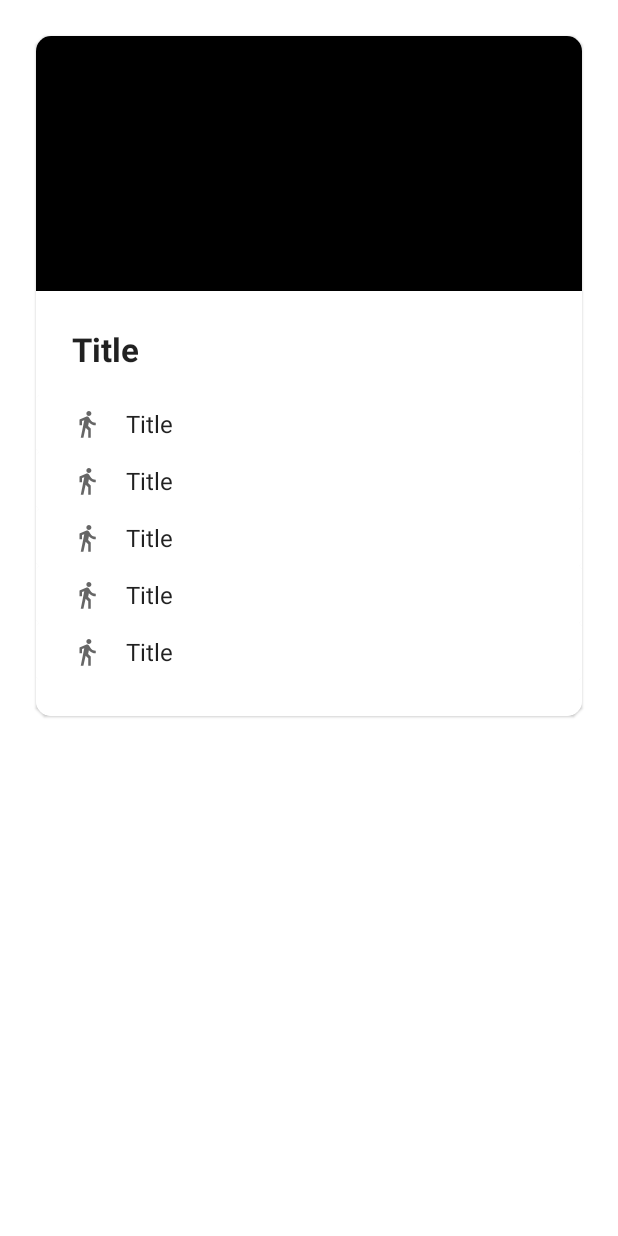
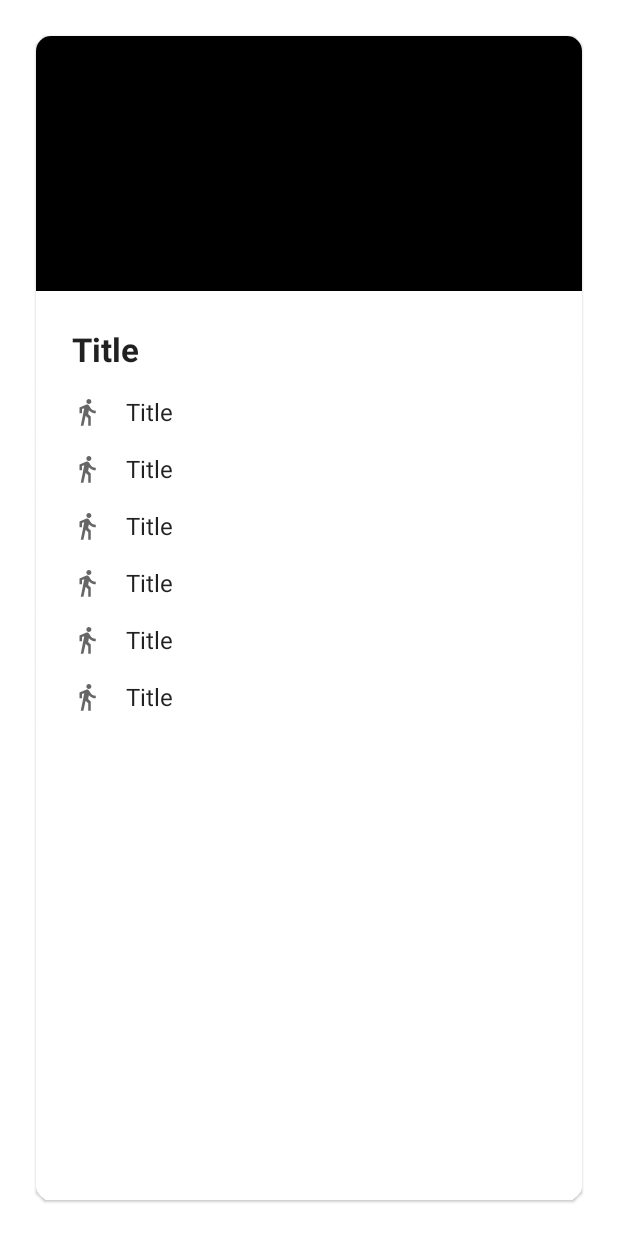
Before and after one commit to jhonatansabadi/android-dialog, an Android app: the layout multi_item_dialog.xml on its own in the app's theme, with its tools: preview values and no code run, on a phone screen of 412 x 824 dp. Run offline under Robolectric (Android 15) with nearby library versions, the phone set to English and light mode, and no system bars.

Commit message:
Fix multi items dialog bottom

```diff
--- a/android-dialog/src/main/res/layout/multi_item_dialog.xml
+++ b/android-dialog/src/main/res/layout/multi_item_dialog.xml
@@ -4,12 +4,12 @@
     xmlns:app="http://schemas.android.com/apk/res-auto"
     xmlns:tools="http://schemas.android.com/tools"
     android:layout_width="match_parent"
-    android:layout_height="wrap_content"
+    android:layout_height="match_parent"
     android:background="@android:color/transparent">
 
     <com.google.android.material.card.MaterialCardView
         android:layout_width="match_parent"
-        android:layout_height="wrap_content"
+        android:layout_height="match_parent"
         android:layout_gravity="center_horizontal"
         android:layout_margin="@dimen/dimen_margin_medium"
         app:cardBackgroundColor="?android:attr/colorBackground"
@@ -23,8 +23,7 @@
             android:id="@+id/constraint_multi_choice"
             android:layout_width="match_parent"
             android:layout_height="match_parent"
-            android:background="?android:attr/colorBackground"
-            android:orientation="vertical">
+            android:background="?android:attr/colorBackground">
 
 
             <ImageView
@@ -43,7 +42,6 @@
                 android:id="@+id/nestedScrollView3"
                 android:layout_width="match_parent"
                 android:layout_height="wrap_content"
-                android:layout_marginTop="@dimen/dimen_margin_min"
                 android:background="?android:attr/colorBackground"
                 app:layout_constraintEnd_toEndOf="parent"
                 app:layout_constraintStart_toStartOf="parent"
@@ -52,11 +50,16 @@
                 <androidx.recyclerview.widget.RecyclerView
                     android:id="@+id/recyclerViewDialog"
                     android:layout_width="match_parent"
-                    android:layout_height="match_parent"
+                    android:layout_height="wrap_content"
                     android:overScrollMode="never"
                     android:paddingTop="@dimen/dimen_margin_min"
+                    android:paddingBottom="300dp"
                     app:layoutManager="androidx.recyclerview.widget.LinearLayoutManager"
-                    tools:itemCount="5"
+                    app:layout_constraintBottom_toBottomOf="parent"
+                    app:layout_constraintEnd_toEndOf="parent"
+                    app:layout_constraintStart_toStartOf="parent"
+                    app:layout_constraintTop_toBottomOf="@+id/titleDialog"
+                    tools:itemCount="40"
                     tools:listitem="@layout/recycler_multi_item" />
             </androidx.core.widget.NestedScrollView>
 
@@ -93,9 +96,10 @@
                 layout="@layout/base_dialog_actions"
                 android:layout_width="0dp"
                 android:layout_height="wrap_content"
+                android:visibility="gone"
                 app:layout_constraintEnd_toEndOf="parent"
                 app:layout_constraintStart_toStartOf="parent"
-                app:layout_constraintTop_toBottomOf="@+id/nestedScrollView3" />
+                tools:visibility="gone" />
 
         </androidx.constraintlayout.widget.ConstraintLayout>
     </com.google.android.material.card.MaterialCardView>
```
Also changed, not shown: app/src/main/java/jhonatan/sabadi/androiddialogexample/MainActivity.kt (+5 -7 lines).
